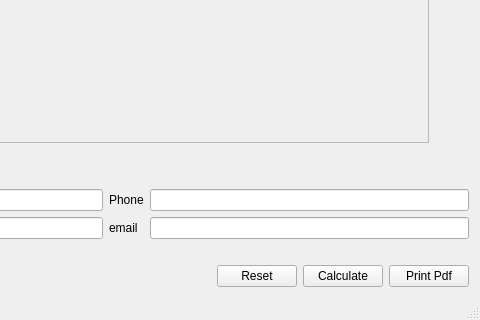
Above: mainwindow.ui from mygnu/rgb-quote before the change; both pictures show x 320 to 800 and y 280 to 600 of the 800 by 600 pixel window. Below: the same form after it.
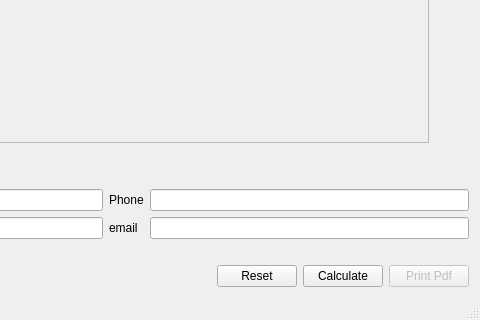
That is the form after the change.

```diff
--- a/mainwindow.ui
+++ b/mainwindow.ui
@@ -297,6 +297,9 @@
       </item>
       <item>
        <widget class="QPushButton" name="pushButtonPrintPdf">
+        <property name="enabled">
+         <bool>false</bool>
+        </property>
         <property name="text">
          <string>Print Pdf</string>
         </property>
```
